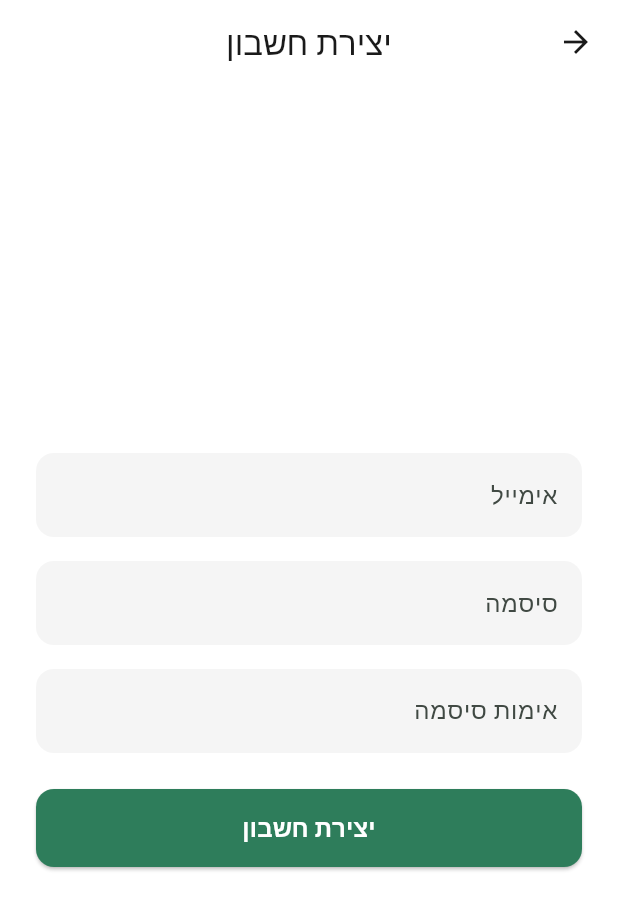
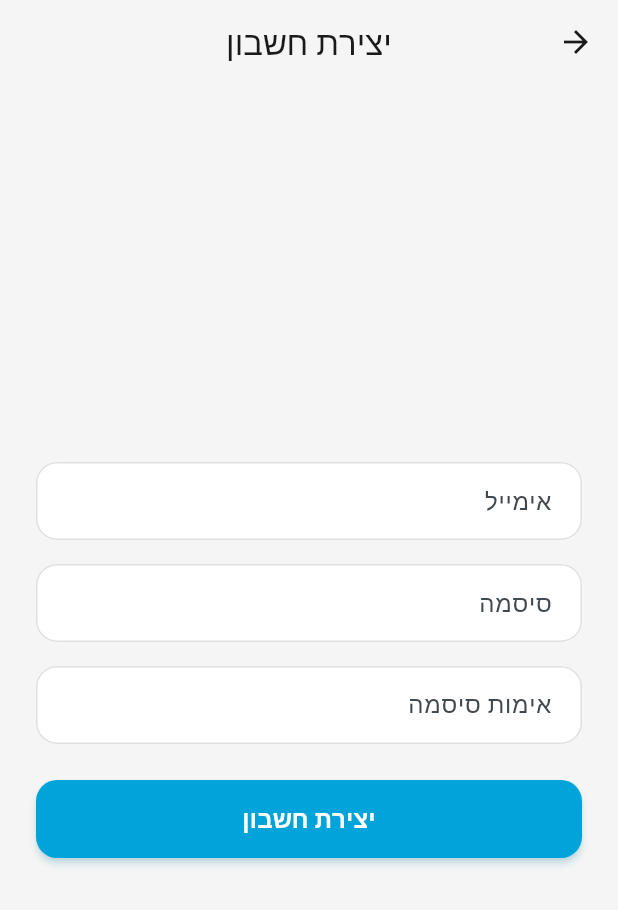
Before and after one commit to lilovem/Home-Manager, a Flutter app: the screen it shows after launch, after a tap on "התחברות", after a tap on "אין לך חשבון? הירשם", on a phone screen of 412 x 824 dp. Shown: the top 910 px of the screen. Run offline on Flutter 3.47's test engine with Material 3 defaults, Android fonts, the phone set to English and light mode, and no system bars; our stand-ins replace cloud_firestore, firebase_auth, firebase_core, flutter_riverpod, go_router; missing offline and left inert: dart:html; accounts and stored records are empty; statements that could not run were skipped.

Commit message:
Blue branding, design polish, item notes, delete household, history detail, multi-household support

```diff
--- a/lib/app/app.dart
+++ b/lib/app/app.dart
@@ -27,35 +27,85 @@ class HomeManagerApp extends StatelessWidget {
 
       theme: ThemeData(
         useMaterial3: true,
-        scaffoldBackgroundColor: AppColors.background,
+        scaffoldBackgroundColor: AppColors.surface,
         colorScheme: ColorScheme.fromSeed(
           seedColor: AppColors.primary,
           primary: AppColors.primary,
           surface: AppColors.surface,
         ),
         appBarTheme: const AppBarTheme(
-          backgroundColor: AppColors.background,
+          backgroundColor: Colors.transparent,
           foregroundColor: AppColors.textPrimary,
           elevation: 0,
           centerTitle: true,
+          surfaceTintColor: Colors.transparent,
         ),
         elevatedButtonTheme: ElevatedButtonThemeData(
           style: ElevatedButton.styleFrom(
             backgroundColor: AppColors.primary,
             foregroundColor: Colors.white,
             padding: const EdgeInsets.symmetric(vertical: 14),
+            elevation: 2,
+            shadowColor: AppColors.primary.withValues(alpha: 0.4),
             shape: RoundedRectangleBorder(
-              borderRadius: BorderRadius.circular(12),
+              borderRadius: BorderRadius.circular(14),
             ),
+          ),
+        ),
+        outlinedButtonTheme: OutlinedButtonThemeData(
+          style: OutlinedButton.styleFrom(
+            foregroundColor: AppColors.primary,
+            side: const BorderSide(color: AppColors.primary, width: 1.4),
+            padding: const EdgeInsets.symmetric(vertical: 12, horizontal: 16),
+            shape: RoundedRectangleBorder(
+              borderRadius: BorderRadius.circular(14),
+            ),
+          ),
+        ),
+        textButtonTheme: TextButtonThemeData(
+          style: TextButton.styleFrom(
+            foregroundColor: AppColors.primary,
+            shape: RoundedRectangleBorder(
+              borderRadius: BorderRadius.circular(10),
+            ),
+          ),
+        ),
+        cardTheme: CardThemeData(
+          elevation: 0,
+          color: AppColors.background,
+          shape: RoundedRectangleBorder(
+            borderRadius: BorderRadius.circular(18),
           ),
         ),
         inputDecorationTheme: InputDecorationTheme(
           filled: true,
-          fillColor: AppColors.surface,
+          fillColor: AppColors.background,
+          contentPadding: const EdgeInsets.symmetric(horizontal: 16, vertical: 14),
           border: OutlineInputBorder(
-            borderRadius: BorderRadius.circular(12),
-            borderSide: BorderSide.none,
+            borderRadius: BorderRadius.circular(14),
+            borderSide: BorderSide(color: AppColors.divider),
           ),
+          enabledBorder: OutlineInputBorder(
+            borderRadius: BorderRadius.circular(14),
+            borderSide: BorderSide(color: AppColors.divider),
+          ),
+          focusedBorder: OutlineInputBorder(
+            borderRadius: BorderRadius.circular(14),
+            borderSide: const BorderSide(color: AppColors.primary, width: 1.8),
+          ),
+        ),
+        checkboxTheme: CheckboxThemeData(
+          fillColor: WidgetStateProperty.resolveWith(
+            (states) => states.contains(WidgetState.selected)
+                ? AppColors.itemPurchased
+                : AppColors.background,
+          ),
+          shape: RoundedRectangleBorder(borderRadius: BorderRadius.circular(6)),
+        ),
+        snackBarTheme: SnackBarThemeData(
+          behavior: SnackBarBehavior.floating,
+          shape: RoundedRectangleBorder(borderRadius: BorderRadius.circular(12)),
+          backgroundColor: AppColors.textPrimary,
         ),
       ),
     );
--- a/lib/app/config/app_colors.dart
+++ b/lib/app/config/app_colors.dart
@@ -2,15 +2,16 @@ import 'package:flutter/material.dart';
 
 /// פלטת הצבעים המרכזית של האפליקציה.
 ///
-/// אף widget לא אמור להשתמש בצבע "קשיח" (כמו Colors.green ישירות).
+/// אף widget לא אמור להשתמש בצבע "קשיח" (כמו Colors.blue ישירות).
 /// במקום זאת, תמיד יש להשתמש בקבועים מהמחלקה הזו.
 /// כך שינוי "צבע המותג" בעתיד יהיה שינוי במקום אחד בלבד.
 class AppColors {
   AppColors._();
 
-  // צבעי בסיס
-  static const Color primary = Color(0xFF2E7D5B); // ירוק ראשי
-  static const Color primaryLight = Color(0xFFE8F5EE);
+  // צבעי בסיס - עודכן לכחול לפי הלוגו (Smart Home) שנבחר.
+  static const Color primary = Color(0xFF00A3DA); // כחול ראשי
+  static const Color primaryDark = Color(0xFF0075AA); // כחול כהה - לגרדיאנטים
+  static const Color primaryLight = Color(0xFFE1F5FB);
   static const Color background = Color(0xFFFFFFFF); // לבן
   static const Color surface = Color(0xFFF5F5F5); // אפור בהיר
 
@@ -18,10 +19,11 @@ class AppColors {
   static const Color textPrimary = Color(0xFF1A1A1A);
   static const Color textSecondary = Color(0xFF757575);
 
-  // סטטוסים של מוצרים ברשימת הקניות
+  // סטטוסים של מוצרים ברשימת הקניות - אלה צבעים סמנטיים (משמעות
+  // קבועה: הצלחה/אזהרה), לא צבעי מותג - נשארים גם אחרי שינוי הצבע הראשי.
   static const Color itemPurchased = Color(0xFF2E7D5B); // ירוק - נקנה
   static const Color itemNotFound = Color(0xFFE65100); // כתום - לא נמצא
-  static const Color itemNewBadge = Color(0xFF1976D2); // כחול - "חדש"
+  static const Color itemNewBadge = Color(0xFF7B1FA2); // סגול - "חדש" (שונה מהכחול הראשי כדי לא להתבלבל)
 
   // מצבי שגיאה/אזהרה
   static const Color error = Color(0xFFD32F2F);
--- a/lib/features/auth/login_screen.dart
+++ b/lib/features/auth/login_screen.dart
@@ -119,7 +119,11 @@ class _LoginScreenState extends ConsumerState<LoginScreen> {
                     width: double.infinity,
                     padding: const EdgeInsets.symmetric(vertical: 32),
                     decoration: BoxDecoration(
-                      color: AppColors.primary,
+                      gradient: const LinearGradient(
+                        begin: Alignment.topLeft,
+                        end: Alignment.bottomRight,
+                        colors: [AppColors.primary, AppColors.primaryDark],
+                      ),
                       borderRadius: BorderRadius.circular(24),
                     ),
                     child: Column(
--- a/lib/features/home/home_screen.dart
+++ b/lib/features/home/home_screen.dart
@@ -176,7 +176,11 @@ class _HomeScreenState extends ConsumerState<HomeScreen> {
                 width: double.infinity,
                 padding: const EdgeInsets.symmetric(vertical: 24),
                 decoration: BoxDecoration(
-                  color: AppColors.primary,
+                  gradient: const LinearGradient(
+                    begin: Alignment.topLeft,
+                    end: Alignment.bottomRight,
+                    colors: [AppColors.primary, AppColors.primaryDark],
+                  ),
                   borderRadius: BorderRadius.circular(24),
                 ),
                 child: const Column(
@@ -438,6 +442,15 @@ class _ModuleTile extends StatelessWidget {
           decoration: BoxDecoration(
             borderRadius: BorderRadius.circular(18),
             border: Border.all(color: AppColors.divider, width: 1),
+            boxShadow: available
+                ? [
+                    BoxShadow(
+                      color: AppColors.primary.withValues(alpha: 0.08),
+                      blurRadius: 10,
+                      offset: const Offset(0, 3),
+                    ),
+                  ]
+                : null,
           ),
           padding: const EdgeInsets.all(16),
           child: Opacity(
@@ -452,7 +465,14 @@ class _ModuleTile extends StatelessWidget {
                       width: 44,
                       height: 44,
                       decoration: BoxDecoration(
-                        color: available ? AppColors.primaryLight : AppColors.surface,
+                        gradient: available
+                            ? const LinearGradient(
+                                begin: Alignment.topLeft,
+                                end: Alignment.bottomRight,
+                                colors: [AppColors.primaryLight, Color(0xFFCDEBF7)],
+                              )
+                            : null,
+                        color: available ? null : AppColors.surface,
                         borderRadius: BorderRadius.circular(12),
                       ),
                       child: Icon(
--- a/lib/features/household/create_household_screen.dart
+++ b/lib/features/household/create_household_screen.dart
@@ -88,7 +88,11 @@ class _CreateOrJoinHouseholdScreenState
                     width: double.infinity,
                     padding: const EdgeInsets.symmetric(vertical: 32),
                     decoration: BoxDecoration(
-                      color: AppColors.primary,
+                      gradient: const LinearGradient(
+                        begin: Alignment.topLeft,
+                        end: Alignment.bottomRight,
+                        colors: [AppColors.primary, AppColors.primaryDark],
+                      ),
                       borderRadius: BorderRadius.circular(24),
                     ),
                     child: Column(
--- a/lib/features/splash/splash_screen.dart
+++ b/lib/features/splash/splash_screen.dart
@@ -14,8 +14,15 @@ class SplashScreen extends StatelessWidget {
   @override
   Widget build(BuildContext context) {
     return Scaffold(
-      backgroundColor: AppColors.primary,
-      body: Center(
+      body: Container(
+        decoration: const BoxDecoration(
+          gradient: LinearGradient(
+            begin: Alignment.topLeft,
+            end: Alignment.bottomRight,
+            colors: [AppColors.primary, AppColors.primaryDark],
+          ),
+        ),
+        child: Center(
           child: Column(
             mainAxisAlignment: MainAxisAlignment.center,
             children: [
@@ -31,6 +38,7 @@ class SplashScreen extends StatelessWidget {
             ],
           ),
         ),
+      ),
     );
   }
 }
```
Also changed, not shown: 7 other files. Lines whose indentation alone changed are shown as unchanged.
